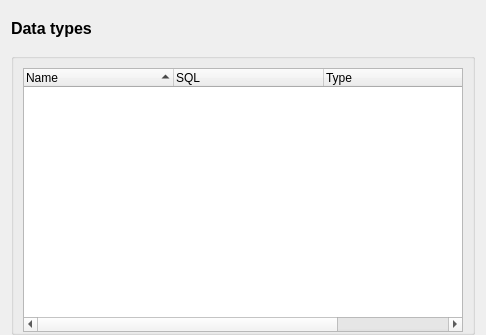
The window that src/gui/DataTypesListForm.ui (fritzone/ddm) describes before a commit, drawn with Qt 5.
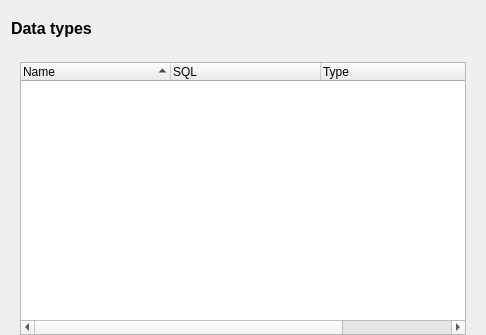
The same window after the commit.

The edit to the form file:
```diff
--- a/src/gui/DataTypesListForm.ui
+++ b/src/gui/DataTypesListForm.ui
@@ -50,13 +50,7 @@
     </widget>
    </item>
    <item>
-    <widget class="QGroupBox" name="groupBox">
-     <property name="title">
-      <string/>
-     </property>
-     <property name="flat">
-      <bool>true</bool>
-     </property>
+    <widget class="QWidget" name="widget" native="true">
      <layout class="QHBoxLayout" name="horizontalLayout">
       <property name="bottomMargin">
        <number>0</number>
```
Left out of the diff: 6 changed lines with no effect on the pictures.
